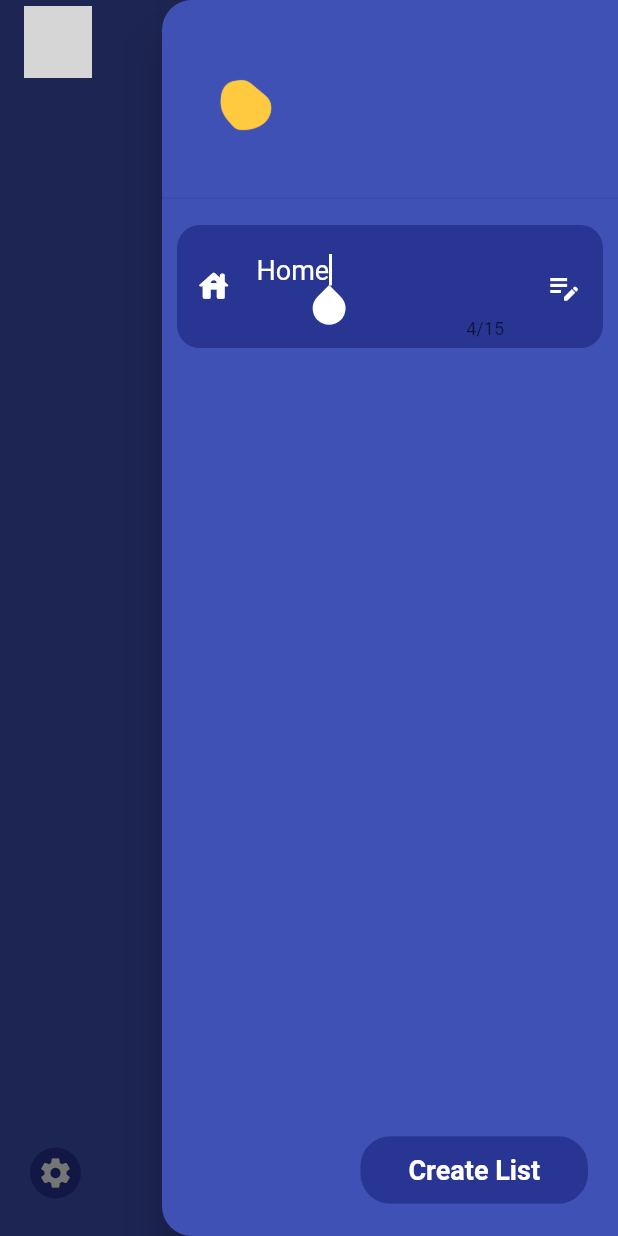
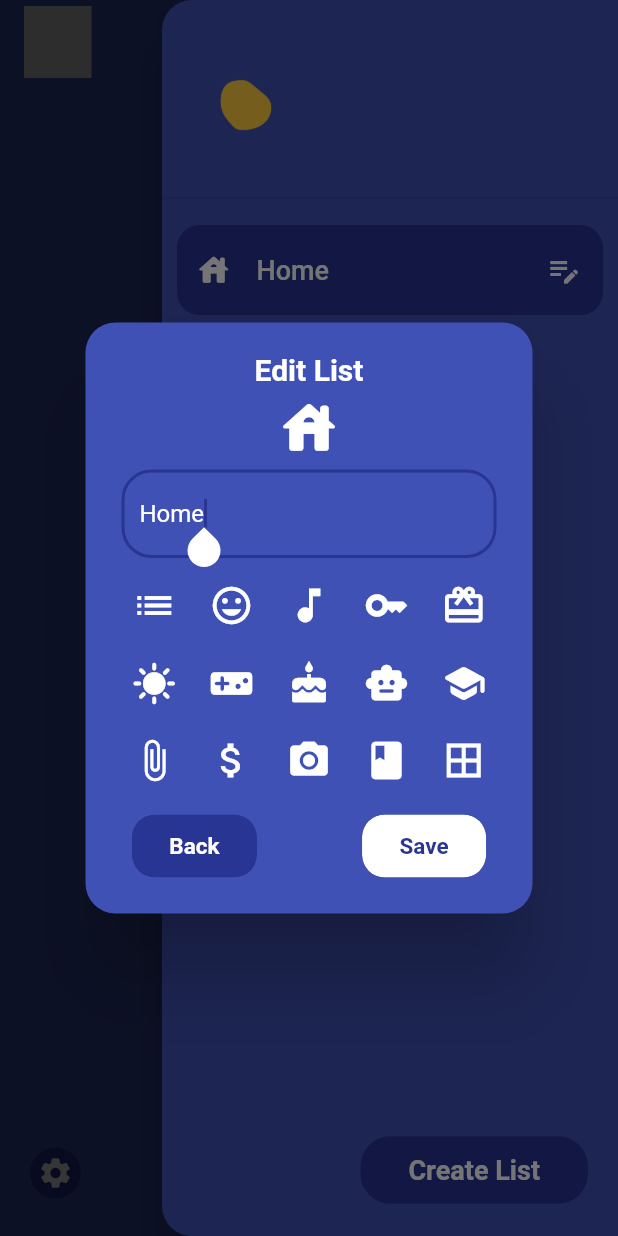
Before and after one commit to AdrianGroh306/todo_listo, a Flutter app: the screen it shows once a user with an empty profile is signed in, in the side drawer, after a tap on the "edit note" icon, on a phone screen of 412 x 824 dp. Run offline on Flutter 3.47's test engine with Material 2 defaults, Android fonts, the phone set to English and light mode, and no system bars; drawn by our look-alikes of flutter_slidable; our stand-ins replace auto_size_text, cloud_firestore, firebase_auth, firebase_core, google_sign_in; missing offline and left inert: circle_progress_bar; accounts and stored records are empty; grey boxes are pictures that could not be loaded.

Commit message:
New editListTile added

```diff
--- a/lib/pages/homepage.dart
+++ b/lib/pages/homepage.dart
@@ -374,7 +374,7 @@ class _MyHomePageState extends State<MyHomePage> {
                   ),
                   const SizedBox(height: 15),
                   Text(
-                    "Fügen ein Todo hinzu +",
+                    "Add a Todo +",
                     style: TextStyle(
                       fontSize: 18,
                       fontWeight: FontWeight.bold,
--- a/lib/util/creatList_box.dart
+++ b/lib/util/editList_box.dart
@@ -1,20 +1,28 @@
 import 'package:flutter/material.dart';
-import 'package:todo/util/myButton.dart';
 
-class CreateListBox extends StatefulWidget {
-  final Function(String, IconData) onListInfoSaved;
-  final Function(IconData) onIconSelected; // Callback for icon selection
+import 'myButton.dart';
 
-  CreateListBox({Key? key, required this.onListInfoSaved, required this.onIconSelected})
-      : super(key: key);
+class EditListBox extends StatefulWidget {
+  final String listId;
+  final String initialListName;
+  final IconData initialIconData;
+  final Function(String, IconData) onListInfoUpdated;
+
+  EditListBox({
+    Key? key,
+    required this.listId,
+    required this.initialListName,
+    required this.initialIconData,
+    required this.onListInfoUpdated,
+  }) : super(key: key);
 
   @override
-  _CreateListBoxState createState() => _CreateListBoxState();
+  _EditListBoxState createState() => _EditListBoxState();
 }
 
-class _CreateListBoxState extends State<CreateListBox> {
-  IconData selectedIcon = Icons.list;
-  late TextEditingController _textEditingController;
+class _EditListBoxState extends State<EditListBox> {
+  TextEditingController? _textEditingController;
+  IconData? selectedIcon;
 
   final List<IconData> iconList = [
     Icons.list,
@@ -29,7 +37,7 @@ class _CreateListBoxState extends State<CreateListBox> {
     Icons.school_rounded, //row 2
     Icons.attach_file,
     Icons.attach_money,
-    Icons.audiotrack,
+    Icons.camera_alt,
     Icons.book,
     Icons.border_all, // row 3
     Icons.business,
@@ -72,23 +80,33 @@ class _CreateListBoxState extends State<CreateListBox> {
   @override
   void initState() {
     super.initState();
-    _textEditingController = TextEditingController();
+    _textEditingController =
+        TextEditingController(text: widget.initialListName);
+    selectedIcon = widget.initialIconData;
   }
 
   @override
   void dispose() {
-    _textEditingController.dispose();
+    _textEditingController?.dispose();
     super.dispose();
   }
 
   void handleBackButtonPressed() {
     Navigator.of(context).pop();
-    _textEditingController.clear();
+    _textEditingController?.clear();
   }
+  void updateListInfo(String listName, IconData iconData) {
+    // Pass the correct iconData as the second argument
+    widget.onListInfoUpdated(listName, iconData);
+  }
+
+
+
 
   @override
   Widget build(BuildContext context) {
-    return AlertDialog(backgroundColor: Theme.of(context).colorScheme.background,
+    return AlertDialog(
+      backgroundColor: Theme.of(context).colorScheme.background,
       shape: RoundedRectangleBorder(
         borderRadius: BorderRadius.circular(20),
       ),
@@ -99,7 +117,7 @@ class _CreateListBoxState extends State<CreateListBox> {
           mainAxisAlignment: MainAxisAlignment.spaceEvenly,
           children: [
             Text(
-              "Create List",
+              "Edit List",
               style: TextStyle(
                 color: Theme.of(context).colorScheme.secondary,
                 fontSize: 20,
@@ -116,7 +134,8 @@ class _CreateListBoxState extends State<CreateListBox> {
             const SizedBox(
               height: 5,
             ),
-            TextField(style: TextStyle(color: Theme.of(context).colorScheme.secondary),
+            TextField(
+              style: TextStyle(color: Theme.of(context).colorScheme.secondary),
               controller: _textEditingController,
               autofocus: true,
               decoration: InputDecoration(
@@ -139,7 +158,6 @@ class _CreateListBoxState extends State<CreateListBox> {
               cursorColor: Theme.of(context).colorScheme.primary,
               maxLines: 1,
               textInputAction: TextInputAction.done,
-
             ),
             const SizedBox(height: 10),
             Expanded(
@@ -158,7 +176,6 @@ class _CreateListBoxState extends State<CreateListBox> {
                         setState(() {
                           selectedIcon = iconData;
                         });
-                        widget.onIconSelected(selectedIcon); // Pass the selected icon to the callback
                       },
                       child: Icon(
                         iconData,
@@ -187,21 +204,24 @@ class _CreateListBoxState extends State<CreateListBox> {
                 ),
                 const SizedBox(width: 70),
                 MyButton(
-                  text: "Create",
+                  text: "Save",
                   onPressed: () {
-                    final listName = _textEditingController.text;
+                    final listName = _textEditingController?.text;
                     final iconData = selectedIcon;
 
-                    if (listName.isNotEmpty) {
-                      widget.onListInfoSaved(listName, iconData);
-                      print(iconData);
+                    if (listName!.isNotEmpty) {
+                      // Call the function to update the list information
+                      updateListInfo(listName, iconData!);
+
+                      // Close the dialog
+                      Navigator.of(context).pop();
                     }
-                    Navigator.of(context).pop();
                   },
                   color: Theme.of(context).colorScheme.secondary,
                   textColor: Theme.of(context).colorScheme.primary,
                   borderRadius: 15,
                 ),
+
               ],
             ),
           ],
--- a/lib/util/myListTile.dart
+++ b/lib/util/myListTile.dart
@@ -1,99 +1,23 @@
 import 'package:flutter/material.dart';
-import 'package:cloud_firestore/cloud_firestore.dart';
 import 'package:flutter_slidable/flutter_slidable.dart';
 
-class MyListTile extends StatefulWidget {
+class MyListTile extends StatelessWidget {
   final String listName;
   final bool isSelected;
-  final IconData iconData; // Das hinzugefügte Icon-Datum
+  final IconData iconData;
   final VoidCallback onTap;
   final Function onDelete;
+  final VoidCallback onEdit;
 
-  const MyListTile({
+  MyListTile({
     Key? key,
     required this.listName,
     required this.isSelected,
-    required this.iconData, // Hinzugefügtes Icon-Datum
+    required this.iconData,
     required this.onTap,
     required this.onDelete,
+    required this.onEdit,
   }) : super(key: key);
-
-  @override
-  _MyListTileState createState() => _MyListTileState();
-}
-
-class _MyListTileState extends State<MyListTile> {
-  late TextEditingController _textEditingController;
-  bool isEditing = false;
-
-  @override
-  void initState() {
-    super.initState();
-    _textEditingController = TextEditingController(text: widget.listName);
-  }
-
-  @override
-  void dispose() {
-    _textEditingController.dispose();
-    super.dispose();
-  }
-
-  void _toggleEditing() {
-    setState(() {
-      isEditing = !isEditing;
-      if (!isEditing) {
-        // Aktualisieren Sie den Textwert anstelle von listName
-        _textEditingController.text = widget.listName;
-        updateListName(_textEditingController.text);
-      }
-    });
-  }
-
-  void updateListName(String listName) async {
-    try {
-      // Greifen Sie auf die Firestore-Instanz zu
-      FirebaseFirestore firestore = FirebaseFirestore.instance;
-
-      // Pfad zur gewünschten Sammlung und zum Dokument
-      String collectionPath = 'lists'; // Pfad zur Sammlung
-      String documentId = 'your_document_id'; // Dokument-ID
-
-      // Aktualisieren Sie den Listenname im Dokument
-      await firestore.collection(collectionPath).doc(documentId).update({
-        'listName': listName,
-      });
-
-      print('Listenname erfolgreich aktualisiert!');
-    } catch (e) {
-      print('Fehler beim Aktualisieren des Listen namens: $e');
-    }
-  }
-
-  void deleteList() async {
-    try {
-      // Greifen Sie auf die Firestore-Instanz zu
-      FirebaseFirestore firestore = FirebaseFirestore.instance;
-
-      // Holen Sie die Dokument-ID aus den Widget-Eigenschaften
-      String documentId = widget.listName; // Verwenden Sie beispielsweise den Listen-Namen als Dokument-ID
-
-      // Pfad zur gewünschten Sammlung
-      String collectionPath = 'lists'; // Pfad zur Sammlung
-
-      print('Lösche Liste mit Dokument-ID: $documentId');
-
-      // Löschen Sie das Dokument
-      await firestore.collection(collectionPath).doc(documentId).delete();
-
-      // Benachrichtigen Sie das übergeordnete Widget über die Löschung
-      widget.onDelete();
-
-      print('Liste erfolgreich gelöscht!');
-    } catch (e) {
-      print('Fehler beim Löschen der Liste: $e');
-    }
-  }
-
 
   @override
   Widget build(BuildContext context) {
@@ -105,7 +29,6 @@ class _MyListTileState extends State<MyListTile> {
           children: [
             SlidableAction(
               onPressed: (context) {
-                // Löschen Sie die Liste
                 deleteList();
               },
               icon: Icons.delete,
@@ -117,51 +40,39 @@ class _MyListTileState extends State<MyListTile> {
         child: Container(
           decoration: BoxDecoration(
             border: Border.all(
-                color: widget.isSelected
-                    ? Theme.of(context).colorScheme.secondary
-                    : Colors.transparent,
-                width: 2),
+              color: isSelected
+                  ? Theme.of(context).colorScheme.secondary
+                  : Colors.transparent,
+              width: 2,
+            ),
             color: Theme.of(context).colorScheme.primary,
             borderRadius: BorderRadius.circular(15),
           ),
           child: Row(
             mainAxisAlignment: MainAxisAlignment.spaceEvenly,
-            children: <Widget>[SizedBox(width: 10,),
+            children: <Widget>[
+              SizedBox(width: 10),
               Icon(
-                widget.iconData, // Verwenden Sie das übergebene Icon-Datum
+                iconData,
                 size: 25,
                 color: Theme.of(context).colorScheme.secondary,
               ),
               Expanded(
                 child: ListTile(
-                  title: isEditing
-                      ? TextField(
-                    maxLength: 15,
-                    controller: _textEditingController,
+                  title: Text(
+                    listName,
                     style: TextStyle(
-                        color: Theme.of(context).colorScheme.secondary,
-                        fontSize: 18),
-                    decoration: const InputDecoration(
-                      border: InputBorder.none,
-                      contentPadding: EdgeInsets.zero,
+                      color: Theme.of(context).colorScheme.secondary,
+                      fontSize: 18,
                     ),
-                    cursorColor: Theme.of(context).colorScheme.secondary,
-                    autofocus: true,
-                    onEditingComplete: _toggleEditing,
-                  )
-                      : Text(
-                    _textEditingController.text,
-                    style: TextStyle(
-                        color: Theme.of(context).colorScheme.secondary,
-                        fontSize: 18),
                   ),
-                  onTap: widget.onTap,
+                  onTap: onTap,
                 ),
               ),
               IconButton(
                 icon: const Icon(Icons.edit_note),
                 color: Theme.of(context).colorScheme.secondary,
-                onPressed: _toggleEditing,
+                onPressed: onEdit,
               ),
             ],
           ),
@@ -169,4 +80,8 @@ class _MyListTileState extends State<MyListTile> {
       ),
     );
   }
+
+  void deleteList() {
+    onDelete();
+  }
 }
--- a/lib/util/sideMenu_bar.dart
+++ b/lib/util/sideMenu_bar.dart
@@ -5,6 +5,8 @@ import 'package:todo/util/myListTile.dart';
 import 'package:firebase_auth/firebase_auth.dart';
 import 'package:cloud_firestore/cloud_firestore.dart';
 import 'package:uuid/uuid.dart';
+
+import 'editList_box.dart';
 
 class SideMenu extends StatefulWidget {
   String? selectedListId;
@@ -158,18 +160,20 @@ class _SideMenuState extends State<SideMenu> {
         showDialog(
           context: context,
           builder: (context) {
-            return AlertDialog(elevation: 0,
+            return AlertDialog(
+              elevation: 0,
               shape: RoundedRectangleBorder(
                 borderRadius: BorderRadius.circular(20.0), // Abgerundete Ecken
               ),
               content: Padding(
-                padding:
-                    const EdgeInsets.symmetric(vertical: 5.0), // Vertikaler Abstand
+                padding: const EdgeInsets.symmetric(
+                    vertical: 5.0), // Vertikaler Abstand
                 child: Text(
                   'You cannot delete the last list',
-                  style:
-                      TextStyle(color: Theme.of(context).colorScheme.primary,
-                      fontSize: 20,fontWeight: FontWeight.bold ),
+                  style: TextStyle(
+                      color: Theme.of(context).colorScheme.primary,
+                      fontSize: 20,
+                      fontWeight: FontWeight.bold),
                 ),
               ),
             );
@@ -217,6 +221,31 @@ class _SideMenuState extends State<SideMenu> {
     }
   }
 
+  void updateListInfo(String listId, String listName, IconData iconData) async {
+    try {
+      final userId = FirebaseAuth.instance.currentUser?.uid;
+      if (userId != null) {
+        await FirebaseFirestore.instance.collection('lists').doc(listId).update({
+          'listName': listName,
+          'listIcon': iconData.codePoint,
+        });
+        print('List info updated successfully: $listName, $iconData');
+
+        // Hier können Sie die Liste in Ihrem State aktualisieren
+        setState(() {
+          final index = listNames.indexWhere((item) => item['listId'] == listId);
+          if (index != -1) {
+            listNames[index]['listName'] = listName;
+            listNames[index]['listIcon'] = iconData;
+          }
+        });
+      }
+    } catch (e) {
+      print('Error updating list info: $e');
+    }
+  }
+
+
   @override
   Widget build(BuildContext context) {
     return Drawer(
@@ -255,12 +284,12 @@ class _SideMenuState extends State<SideMenu> {
                             mainAxisAlignment: MainAxisAlignment.start,
                             children: [
                               const SizedBox(width: 10),
-
-                              CircleAvatar(backgroundColor: Theme.of(context).colorScheme.background,
-                                  backgroundImage: AssetImage(profilList ?? ''),
-                                  radius: 30,
-                                ),
-
+                              CircleAvatar(
+                                backgroundColor:
+                                    Theme.of(context).colorScheme.background,
+                                backgroundImage: AssetImage(profilList ?? ''),
+                                radius: 30,
+                              ),
                               const SizedBox(width: 25),
                               Text(
                                 FirebaseAuth.instance.currentUser?.email ?? '',
@@ -301,6 +330,21 @@ class _SideMenuState extends State<SideMenu> {
                         },
                         onDelete: () {
                           deleteList(documentId);
+                        },
+                        onEdit: () {
+                          showDialog(
+                            context: context,
+                            builder: (BuildContext context) {
+                              return EditListBox(
+                                initialListName: listName,
+                                initialIconData: iconData,
+                                listId: listId,
+                                onListInfoUpdated: (updatedListName, updatedIconData){
+                                  updateListInfo(listId, updatedListName, updatedIconData);
+                                },
+                              );
+                            },
+                          );
                         },
                       );
                     },
```
